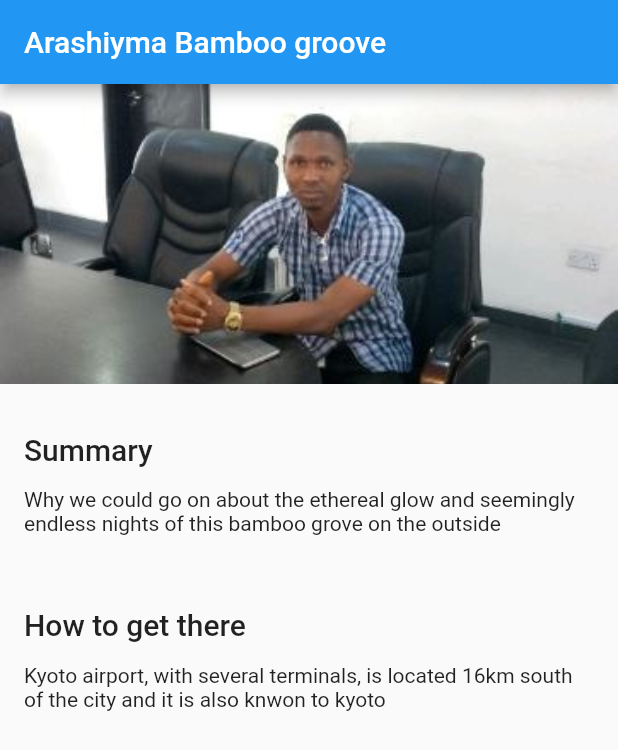
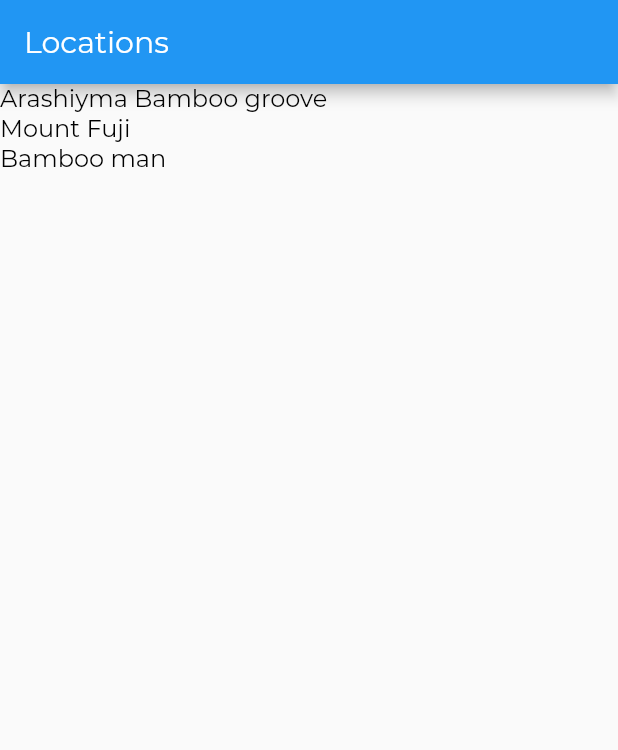
Before and after one commit to ernestkoko/tourism, a Flutter app: the screen it shows after launch, on a phone screen of 412 x 824 dp. Shown: the top 750 px of the screen. Run offline on Flutter 3.47's test engine with Material 2 defaults, Android fonts, the phone set to English and light mode, and no system bars.

```diff
--- a/lib/app.dart
+++ b/lib/app.dart
@@ -1,21 +1,52 @@
 import 'package:flutter/cupertino.dart';
 import 'package:flutter/material.dart';
 import 'package:tourism/screens/location_details/location_details.dart';
+import 'package:tourism/screens/locations/locations.dart';
+import 'screens/location_details/location_details.dart';
+//import 'screens/locations/locations.dart';
 import 'style.dart';
 
-class App extends StatelessWidget{
+const LocationRoute = '/';
+const LocationDetailRoute = '/location_details';
+
+class App extends StatelessWidget {
   @override
   Widget build(BuildContext context) {
-
     return MaterialApp(
-      home: LocationDetails(),
-      theme: ThemeData(
-        appBarTheme: AppBarTheme(
-          textTheme: TextTheme(title: AppBarTextStyle ),
-        ),
-            textTheme: TextTheme(
-          title: TitleTextStyle,
-          body1: Body1TextStyle,),),);
+      home: Locations(),
+      onGenerateRoute: _routes(),
+      theme: _theme(),
+    );
   }
 
+  RouteFactory _routes() {
+    return (settings) {
+      final Map<String, dynamic> arguments = settings.arguments;
+      Widget screen; // the screen to be returned
+      switch (settings.name) {
+        case LocationRoute:
+          screen = Locations();
+          break;
+        case LocationDetailRoute:
+         screen = LocationDetails(arguments['id']);
+        //screen = Locations();
+          break;
+        default:
+          return null;
+      }
+      return MaterialPageRoute(builder: (BuildContext context) => screen);
+    };
+  }
+
+  ThemeData _theme() {
+    return ThemeData(
+      appBarTheme: AppBarTheme(
+        textTheme: TextTheme(title: AppBarTextStyle),
+      ),
+      textTheme: TextTheme(
+        title: TitleTextStyle,
+        body1: Body1TextStyle,
+      ),
+    );
+  }
 }
--- a/lib/main.dart
+++ b/lib/main.dart
@@ -1,4 +1,5 @@
 import 'package:flutter/material.dart';
+import 'package:tourism/app.dart';
 import 'package:tourism/screens/location_details/location_details.dart';
 
 void main() => runApp(MyApp());
@@ -14,7 +15,7 @@ class MyApp extends StatelessWidget {
 
         primarySwatch: Colors.blue,
       ),
-      home: LocationDetails(),
+      home: App(),
     );
   }
 }
--- a/lib/models/location.dart
+++ b/lib/models/location.dart
@@ -1,14 +1,47 @@
 import 'location_fact.dart';
 class Location {
+  final int id;
   String name;
   String imagePath;
   final List<LocationFact> facts;
+
   //constructor
-Location(this.name, this.imagePath, this.facts);
+Location(this.id, this.name, this.imagePath, this.facts);
+
+  static Location fetchByID(int locationID){
+    //fetch all locations, iterate through them, when we get the location with
+    // the ID we want
+    // return it
+    List<Location> locations = Location.fetchAll();
+
+    for(int i = 0; i < locations.length; i++){
+      if(locations[i].id == locationID){
+        return locations[i];
+      }
+    }
+    return null;
+
+  }
 
   static List<Location> fetchAll(){
     return [
-      Location('Arashiyma Bamboo groove',
+      Location(1, 'Arashiyma Bamboo groove',
+          'assets/images/Ernest.JPG',[
+            LocationFact('Summary', 'Why we could go on about the ethereal glow '
+                'and seemingly endless nights of this bamboo grove on the outside'),
+            LocationFact('How to get there',
+                'Kyoto airport, with several terminals, is located 16km south of '
+                    'the city and it is also knwon to kyoto')
+          ]),
+      Location(2, 'Mount Fuji',
+          'assets/images/Ernest.JPG',[
+            LocationFact('Summary', 'Why we could go on about the ethereal glow '
+                'and seemingly endless nights of this bamboo grove on the outside'),
+            LocationFact('How to get there',
+                'Kyoto airport, with several terminals, is located 16km south of '
+                    'the city and it is also knwon to kyoto')
+          ]),
+      Location(3, 'Bamboo man',
           'assets/images/Ernest.JPG',[
             LocationFact('Summary', 'Why we could go on about the ethereal glow '
                 'and seemingly endless nights of this bamboo grove on the outside'),
--- a/lib/screens/location_details/location_details.dart
+++ b/lib/screens/location_details/location_details.dart
@@ -6,10 +6,12 @@ import 'image_banner.dart';
 import '../../models/location.dart';
 
 class LocationDetails extends StatelessWidget {
+  final int _locationID;
+  LocationDetails(this._locationID);
   @override
   Widget build(BuildContext context) {
-    final locations = Location.fetchAll();  // calling fetchall
-    final location = locations.first;  //assigns given location
+    final location  = Location.fetchByID(_locationID);  // calling fetchall
+    //final location = locations.first;  //assigns given location
     return Scaffold(
       appBar: AppBar(
         title: Text(location.name), // takes the name of the location
@@ -22,10 +24,11 @@ class LocationDetails extends StatelessWidget {
           children: [
             ImageBanner(location.imagePath),//takes the image from location
 
-          ]..addAll(textSection(location))),
+          ]..addAll(textSection(location))), //cascaded
     );
   }
   List<Widget> textSection(Location location){
     return location.facts.map((fact) => TextSection(fact.title, fact.text)).toList();
+    //changes list of locatiofacts to map
   }
 }
--- /dev/null
+++ b/lib/screens/locations/locations.dart
@@ -0,0 +1,28 @@
+import 'package:flutter/cupertino.dart';
+import 'package:flutter/material.dart';
+import '../../app.dart';
+import '../../models/location.dart';
+
+class Locations extends StatelessWidget{
+  @override
+  Widget build(BuildContext context) {
+    final locations = Location.fetchAll();
+    return Scaffold(
+        appBar: AppBar(
+          title: Text('Locations'),
+        ),
+        body: ListView(
+          children: locations.map((location) =>
+              GestureDetector(
+                  child: Text(location.name),
+                  onTap: () => _onLocationTap(context, location.id),)).toList(),),
+    );
+  }
+
+     _onLocationTap(BuildContext context, int locationID){
+      Navigator.pushNamed(context, LocationDetailRoute, arguments: {'id': locationID});
+
+
+  }
+
+}
--- a/lib/style.dart
+++ b/lib/style.dart
@@ -10,7 +10,7 @@ const String fontNameDefault = "Montserrat";
 
 const AppBarTextStyle = TextStyle(
   fontFamily: fontNameDefault,
-  fontWeight: fontWeight.w300,
+  //fontWeight: fontWeight.w300,
   fontSize: mediumTextSize,
   color: Colors.white
 );
```
